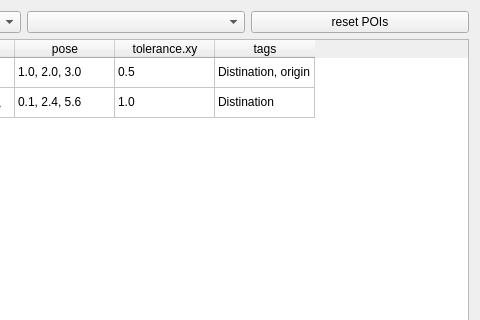
Above: mapoi_rviz_plugins/src/ui/poi_editor.ui from shimz-robotics/mapoi before the change; both pictures show x 208 to 688 and y 0 to 320 of the 688 by 478 pixel window. Below: the same form after it.
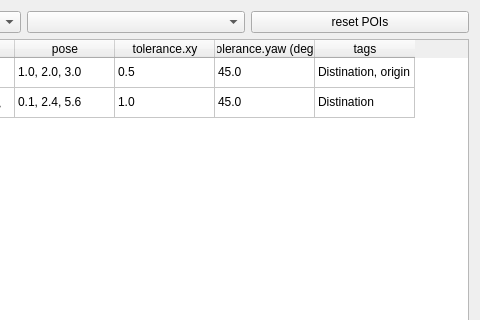
That is the form after the change.

Commit message: feat: tolerance.yaw 入力 UI + min 0.001 強制 (#138) (#139)

What changed in the file:
```diff
--- a/mapoi_rviz_plugins/src/ui/poi_editor.ui
+++ b/mapoi_rviz_plugins/src/ui/poi_editor.ui
@@ -62,7 +62,7 @@
       <number>2</number>
      </property>
      <property name="columnCount">
-      <number>5</number>
+      <number>6</number>
      </property>
      <row>
       <property name="text">
@@ -94,6 +94,11 @@
        <string>tolerance.xy</string>
       </property>
      </column>
+     <column>
+      <property name="text">
+       <string>tolerance.yaw (deg)</string>
+      </property>
+     </column>
      <column>
       <property name="text">
        <string>tags</string>
@@ -121,6 +126,11 @@
      </item>
      <item row="0" column="4">
       <property name="text">
+       <string>45.0</string>
+      </property>
+     </item>
+     <item row="0" column="5">
+      <property name="text">
        <string>Distination, origin</string>
       </property>
      </item>
@@ -145,6 +155,11 @@
       </property>
      </item>
      <item row="1" column="4">
+      <property name="text">
+       <string>45.0</string>
+      </property>
+     </item>
+     <item row="1" column="5">
       <property name="text">
        <string>Distination</string>
       </property>
```
The commit also changes 14 other files.
